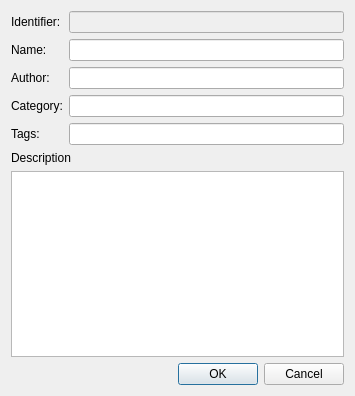
Old version of the form src/terralib/qt/widgets/se/ui/SymbolInfoDialogForm.ui in the repository claudiobogossian/terralib5.
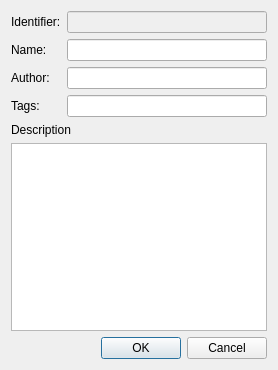
New version of the form.

```diff
--- a/src/terralib/qt/widgets/se/ui/SymbolInfoDialogForm.ui
+++ b/src/terralib/qt/widgets/se/ui/SymbolInfoDialogForm.ui
@@ -6,8 +6,8 @@
    <rect>
     <x>0</x>
     <y>0</y>
-    <width>355</width>
-    <height>396</height>
+    <width>278</width>
+    <height>370</height>
    </rect>
   </property>
   <property name="windowTitle">
@@ -53,23 +53,13 @@
         <widget class="QLineEdit" name="m_authorLineEdit"/>
        </item>
        <item row="3" column="0">
-        <widget class="QLabel" name="m_categoryLabel">
-         <property name="text">
-          <string>Category:</string>
-         </property>
-        </widget>
-       </item>
-       <item row="3" column="1">
-        <widget class="QLineEdit" name="m_categoryLineEdit"/>
-       </item>
-       <item row="4" column="0">
         <widget class="QLabel" name="m_tagsLabel">
          <property name="text">
           <string>Tags:</string>
          </property>
         </widget>
        </item>
-       <item row="4" column="1">
+       <item row="3" column="1">
         <widget class="QLineEdit" name="m_tagsLineEdit"/>
        </item>
       </layout>
```
